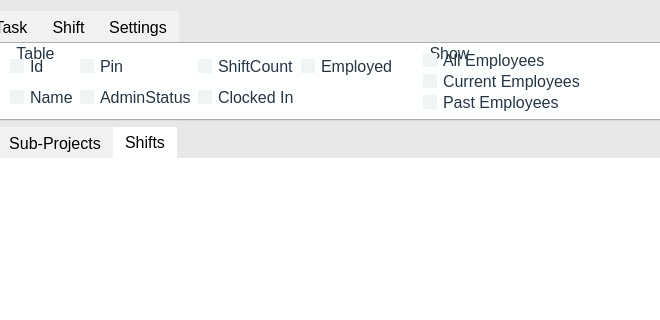
Old version of the form Source/Time-Track/mainform.ui in the repository joshuawootonn/time-track; both pictures show x 200 to 860 and y 0 to 320 of the 1280 by 720 pixel window.
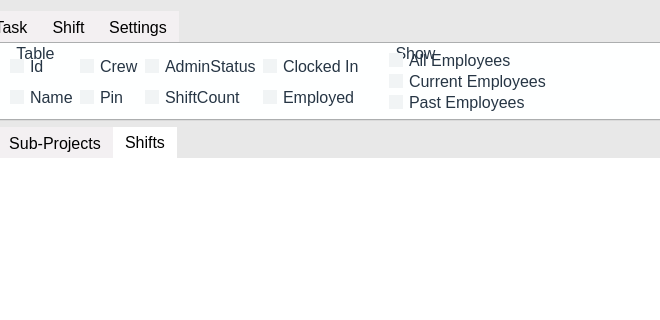
New version of the form. The open tabs and pages were chosen to show the change.

Commit message: Finished adjusting mainform to accomidate crews

What changed in the file:
```diff
--- a/Source/Time-Track/mainform.ui
+++ b/Source/Time-Track/mainform.ui
@@ -1003,52 +1003,59 @@
               <property name="bottomMargin">
                <number>7</number>
               </property>
-              <item row="0" column="2">
+              <item row="0" column="0">
+               <widget class="QCheckBox" name="EmployeeId">
+                <property name="text">
+                 <string>Id</string>
+                </property>
+               </widget>
+              </item>
+              <item row="1" column="0">
+               <widget class="QCheckBox" name="EmployeeName">
+                <property name="text">
+                 <string>Name</string>
+                </property>
+               </widget>
+              </item>
+              <item row="1" column="3">
+               <widget class="QCheckBox" name="EmployeeCurrent">
+                <property name="text">
+                 <string>Employed</string>
+                </property>
+               </widget>
+              </item>
+              <item row="0" column="3">
+               <widget class="QCheckBox" name="EmployeeActive">
+                <property name="text">
+                 <string>Clocked In</string>
+                </property>
+               </widget>
+              </item>
+              <item row="1" column="2">
                <widget class="QCheckBox" name="EmployeeShiftCount">
                 <property name="text">
                  <string>ShiftCount</string>
                 </property>
                </widget>
               </item>
-              <item row="1" column="1">
+              <item row="0" column="2">
                <widget class="QCheckBox" name="EmployeeAdminStatus">
                 <property name="text">
                  <string>AdminStatus</string>
                 </property>
                </widget>
               </item>
-              <item row="1" column="2">
-               <widget class="QCheckBox" name="EmployeeActive">
-                <property name="text">
-                 <string>Clocked In</string>
-                </property>
-               </widget>
-              </item>
-              <item row="0" column="1">
+              <item row="1" column="1">
                <widget class="QCheckBox" name="EmployeePin">
                 <property name="text">
                  <string>Pin</string>
                 </property>
                </widget>
               </item>
-              <item row="0" column="3">
-               <widget class="QCheckBox" name="EmployeeCurrent">
+              <item row="0" column="1">
+               <widget class="QCheckBox" name="EmployeeCrew">
                 <property name="text">
-                 <string>Employed</string>
-                </property>
-               </widget>
-              </item>
-              <item row="0" column="0">
-               <widget class="QCheckBox" name="EmployeeId">
-                <property name="text">
-                 <string>Id</string>
-                </property>
-               </widget>
-              </item>
-              <item row="1" column="0">
-               <widget class="QCheckBox" name="EmployeeName">
-                <property name="text">
-                 <string>Name</string>
+                 <string>Crew</string>
                 </property>
                </widget>
               </item>
```
Left out of the diff: 7 changed lines with no effect on the pictures. The commit also changes 7 other files.
